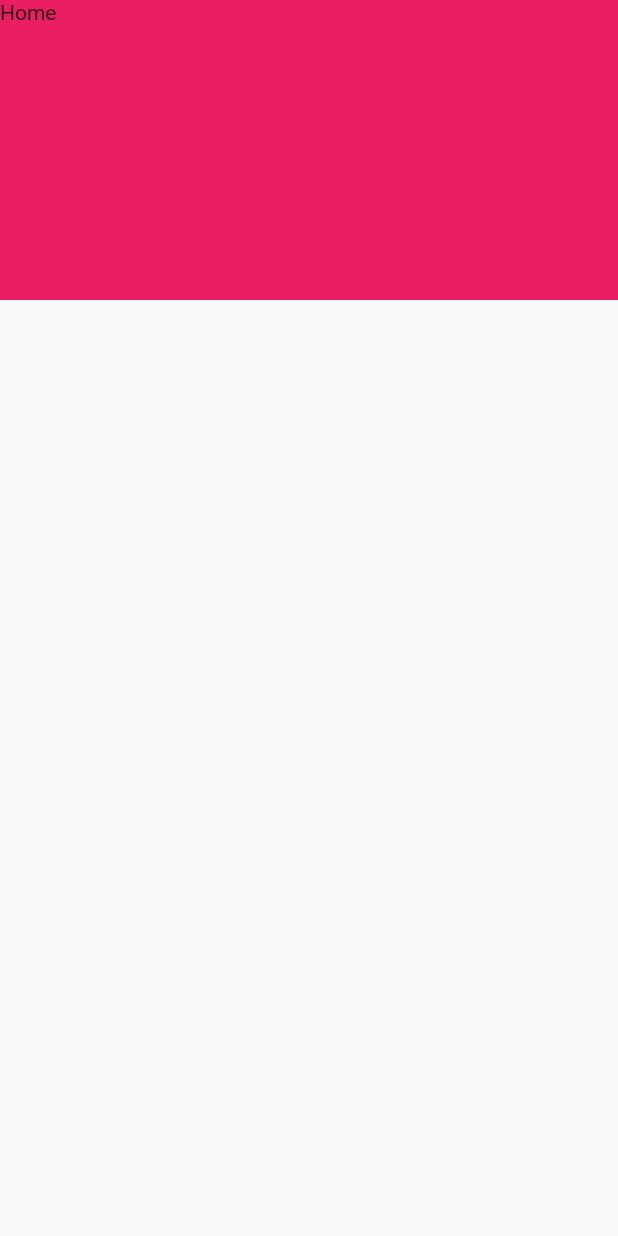
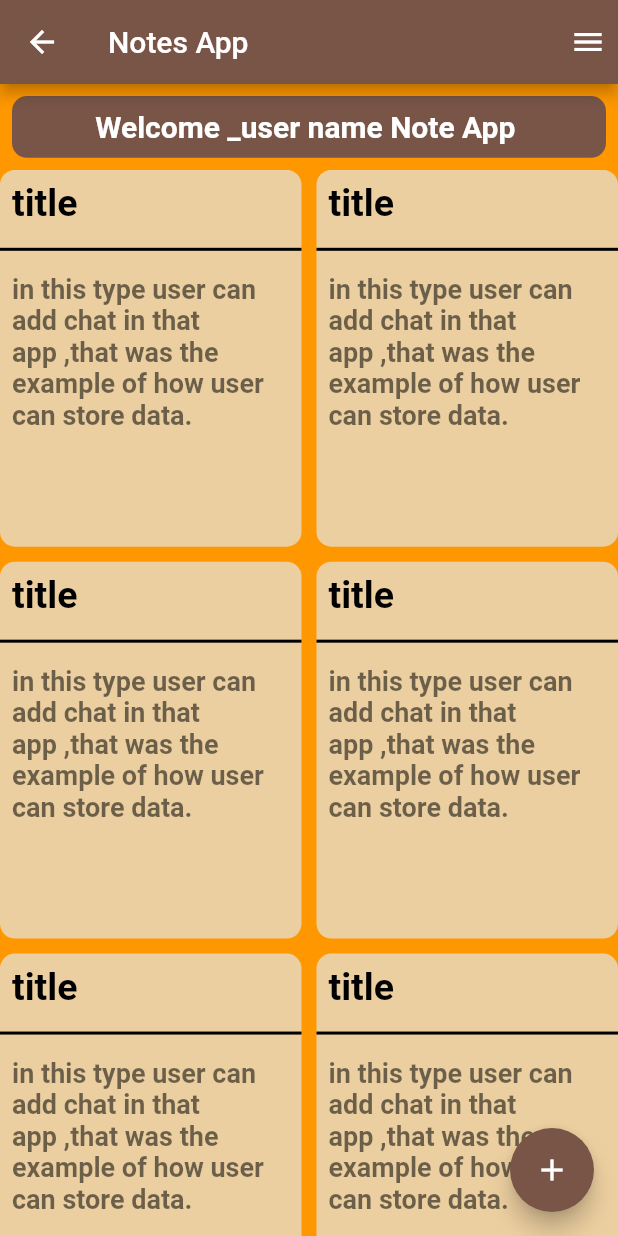
Before and after one commit to Poojanmangukiya/FlutterProject, a Flutter app: the HomePageBar screen opened directly, on a phone screen of 412 x 824 dp. Run offline on Flutter 3.47's test engine with Material 2 defaults, Android fonts, the phone set to English and light mode, and no system bars; our stand-ins replace cloud_firestore, firebase_auth, firebase_core, flutter_mobx, get, mobx; accounts and stored records are empty; generated files the repository leaves out were written again.

Commit message:
fourth_commit

```diff
--- a/lib/home.dart
+++ b/lib/home.dart
@@ -1,4 +1,7 @@
+import 'package:cloud_firestore/cloud_firestore.dart';
 import 'package:flutter/material.dart';
+import 'package:flutter_mobx/flutter_mobx.dart';
+import 'package:juiesapk/controller/auth_store.dart';
 
 class HomePageBar extends StatefulWidget {
   const HomePageBar({Key? key}) : super(key: key);
@@ -7,12 +10,104 @@ class HomePageBar extends StatefulWidget {
   State<HomePageBar> createState() => _HomePageBarState();
 }
 
+AuthStore authStore = AuthStore();
+
 class _HomePageBarState extends State<HomePageBar> {
   @override
   Widget build(BuildContext context) {
+    Size size = MediaQuery.of(context).size;
     return Scaffold(
+      appBar: AppBar(
+        backgroundColor: Colors.brown,
+        title: Text('Notes App'),
+        actions: [
+          Padding(
+            padding: const EdgeInsets.all(8.0),
+            child: Icon(Icons.menu),
+          )
+        ],
+      ),
       body: Container(
-          height: 200, width: 500, color: Colors.pink, child: Text('Home')),
+        height: size.height,
+        width: size.width,
+        color: Colors.orange,
+        child: Column(crossAxisAlignment: CrossAxisAlignment.start, children: [
+          Padding(
+            padding: const EdgeInsets.all(8.0),
+            child: Container(
+              width: size.width,
+              height: size.height * 0.05,
+              decoration: BoxDecoration(
+                borderRadius: BorderRadius.circular(10),
+                color: Colors.brown,
+              ),
+              child: Center(
+                child: Text(
+                  'Welcome _user name Note App ',
+                  style: TextStyle(
+                      color: Colors.white,
+                      fontSize: 20,
+                      fontWeight: FontWeight.bold),
+                ),
+              ),
+            ),
+          ),
+          Expanded(
+            child: GridView.builder(
+              itemCount: 7,
+              gridDelegate: SliverGridDelegateWithFixedCrossAxisCount(
+                  crossAxisCount: 2,
+                  mainAxisSpacing: 10,
+                  crossAxisSpacing: 10,
+                  childAspectRatio: 0.8),
+              itemBuilder: (BuildContext context, int index) {
+                return Container(
+                  height: 1,
+                  width: 1,
+                  decoration: BoxDecoration(
+                    borderRadius: BorderRadius.circular(10),
+                    color: Color.fromARGB(192, 230, 225, 213),
+                  ),
+                  child: Column(
+                    crossAxisAlignment: CrossAxisAlignment.start,
+                    children: [
+                      Padding(
+                        padding: const EdgeInsets.all(8.0),
+                        child: Text(
+                          "title",
+                          style: TextStyle(
+                              fontSize: 25,
+                              color: Colors.black,
+                              fontWeight: FontWeight.bold),
+                        ),
+                      ),
+                      Divider(
+                        color: Colors.black,
+                        thickness: 2,
+                      ),
+                      Padding(
+                        padding: const EdgeInsets.all(8.0),
+                        child: Text(
+                          "in this type user can add chat in that app ,that was the example of how user can store data. ",
+                          style: TextStyle(
+                              fontSize: 18,
+                              color: Colors.black54,
+                              fontWeight: FontWeight.bold),
+                        ),
+                      ),
+                    ],
+                  ),
+                );
+              },
+            ),
+          ),
+        ]),
+      ),
+      floatingActionButton: FloatingActionButton(
+        onPressed: () {},
+        child: Icon(Icons.add),
+        backgroundColor: Colors.brown,
+      ),
     );
   }
 }
--- a/lib/main.dart
+++ b/lib/main.dart
@@ -1,6 +1,5 @@
 import 'package:firebase_core/firebase_core.dart';
 import 'package:flutter/material.dart';
-import 'package:juiesapk/authantication/authentication_repo.dart';
 import 'package:juiesapk/firebase_options.dart';
 import 'package:juiesapk/home.dart';
 import 'package:juiesapk/welcome.dart';
```
Also changed, not shown: lib/authantication/authentication_repo.dart (deleted, +0 -47 lines), lib/controller/auth_store.dart (+9 -3 lines), lib/dashbord.dart (deleted, +0 -58 lines), lib/login.dart (+34 -3 lines), lib/signup.dart (+24 -31 lines), lib/welcome.dart (+7 -7 lines), lib/controller/auth_store.g.dart.
